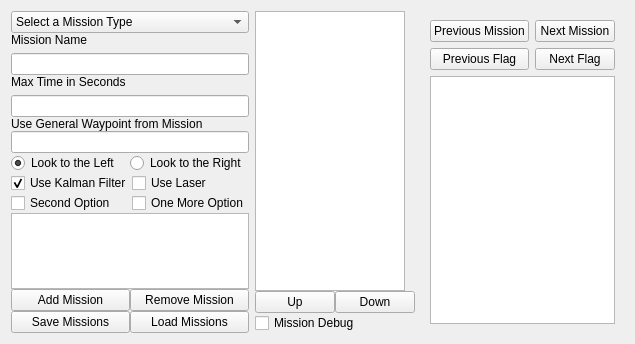
MagnusCaligo/robosub-2018, file RoboSub-2018/lib/GuiComponents/MissionCommander/Ui_MissionCommander/ui_missionCommander.ui: the form before one commit.
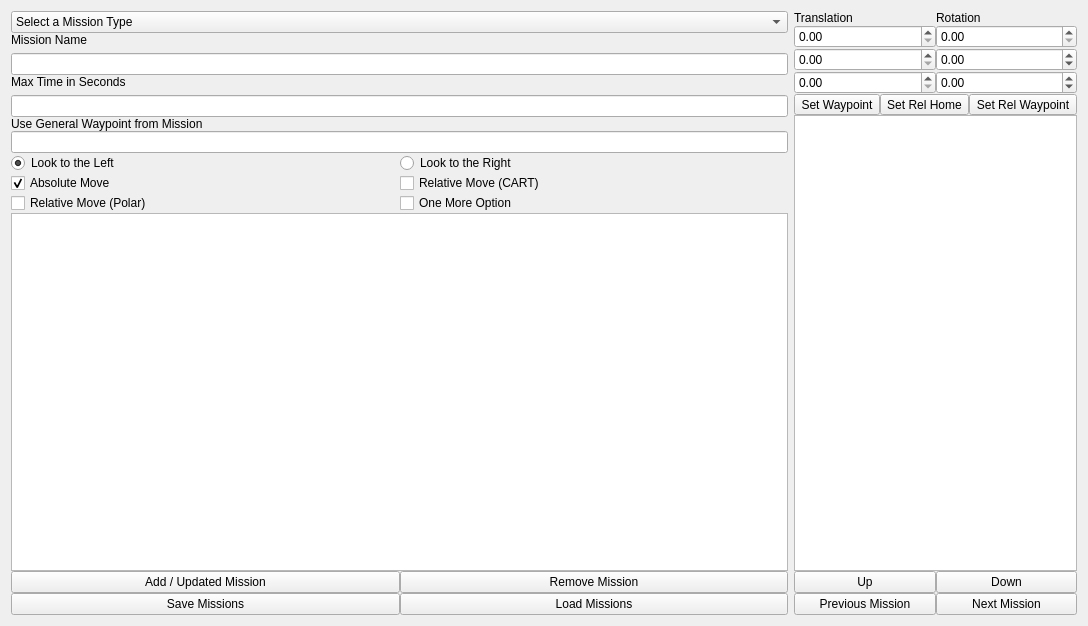
The form after the commit.

Commit message: Modified Mission Commander Widget for new Mission Planner Code

The edit to the form file:
```diff
--- a/RoboSub-2018/lib/GuiComponents/MissionCommander/Ui_MissionCommander/ui_missionCommander.ui
+++ b/RoboSub-2018/lib/GuiComponents/MissionCommander/Ui_MissionCommander/ui_missionCommander.ui
@@ -6,8 +6,8 @@
    <rect>
     <x>0</x>
     <y>0</y>
-    <width>601</width>
-    <height>344</height>
+    <width>1088</width>
+    <height>626</height>
    </rect>
   </property>
   <property name="windowTitle">
@@ -197,7 +197,7 @@
        <item row="2" column="0">
         <widget class="QCheckBox" name="checkBox_3">
          <property name="text">
-          <string>Second Option</string>
+          <string>Relative Move (Polar)</string>
          </property>
         </widget>
        </item>
@@ -211,14 +211,14 @@
        <item row="1" column="1">
         <widget class="QCheckBox" name="useLaser">
          <property name="text">
-          <string>Use Laser</string>
+          <string>Relative Move (CART)</string>
          </property>
         </widget>
        </item>
        <item row="1" column="0">
         <widget class="QCheckBox" name="useKalmanFilter">
          <property name="text">
-          <string>Use Kalman Filter</string>
+          <string>Absolute Move</string>
          </property>
          <property name="checked">
           <bool>true</bool>
@@ -297,7 +297,7 @@
        <item>
         <widget class="QPushButton" name="addMissionButton">
          <property name="text">
-          <string>Add Mission</string>
+          <string>Add / Updated Mission</string>
          </property>
         </widget>
        </item>
@@ -328,17 +328,164 @@
      </property>
      <item>
       <layout class="QVBoxLayout" name="verticalLayout_6">
+       <item>
+        <layout class="QHBoxLayout" name="horizontalLayout_7">
+         <property name="sizeConstraint">
+          <enum>QLayout::SetMinimumSize</enum>
+         </property>
+         <item>
+          <layout class="QVBoxLayout" name="verticalLayout_7">
+           <item>
+            <widget class="QLabel" name="label_4">
+             <property name="sizePolicy">
+              <sizepolicy hsizetype="Minimum" vsizetype="Fixed">
+               <horstretch>0</horstretch>
+               <verstretch>0</verstretch>
+              </sizepolicy>
+             </property>
+             <property name="text">
+              <string>Translation</string>
+             </property>
+            </widget>
+           </item>
+           <item>
+            <widget class="QDoubleSpinBox" name="northTranslation">
+             <property name="sizePolicy">
+              <sizepolicy hsizetype="Minimum" vsizetype="Fixed">
+               <horstretch>0</horstretch>
+               <verstretch>0</verstretch>
+              </sizepolicy>
+             </property>
+            </widget>
+           </item>
+           <item>
+            <widget class="QDoubleSpinBox" name="eastTranslation">
+             <property name="sizePolicy">
+              <sizepolicy hsizetype="Minimum" vsizetype="Fixed">
+               <horstretch>0</horstretch>
+               <verstretch>0</verstretch>
+              </sizepolicy>
+             </property>
+            </widget>
+           </item>
+           <item>
+            <widget class="QDoubleSpinBox" name="upTranslation">
+             <property name="sizePolicy">
+              <sizepolicy hsizetype="Minimum" vsizetype="Fixed">
+               <horstretch>0</horstretch>
+               <verstretch>0</verstretch>
+              </sizepolicy>
+             </property>
+            </widget>
+           </item>
+          </layout>
+         </item>
+         <item>
+          <layout class="QVBoxLayout" name="verticalLayout_5">
+           <item>
+            <widget class="QLabel" name="label_5">
+             <property name="sizePolicy">
+              <sizepolicy hsizetype="Minimum" vsizetype="Fixed">
+               <horstretch>0</horstretch>
+               <verstretch>0</verstretch>
+              </sizepolicy>
+             </property>
+             <property name="text">
+              <string>Rotation</string>
+             </property>
+            </widget>
+           </item>
+           <item>
+            <widget class="QDoubleSpinBox" name="yawRotation">
+             <property name="sizePolicy">
+              <sizepolicy hsizetype="Minimum" vsizetype="Fixed">
+               <horstretch>0</horstretch>
+               <verstretch>0</verstretch>
+              </sizepolicy>
+             </property>
+            </widget>
+           </item>
+           <item>
+            <widget class="QDoubleSpinBox" name="pitchRotation">
+             <property name="sizePolicy">
+              <sizepolicy hsizetype="Minimum" vsizetype="Fixed">
+               <horstretch>0</horstretch>
+               <verstretch>0</verstretch>
+              </sizepolicy>
+             </property>
+             <property name="minimum">
+              <double>-180.000000000000000</double>
+             </property>
+             <property name="maximum">
+              <double>180.000000000000000</double>
+             </property>
+            </widget>
+           </item>
+           <item>
+            <widget class="QDoubleSpinBox" name="rollRotation">
+             <property name="sizePolicy">
+              <sizepolicy hsizetype="Minimum" vsizetype="Fixed">
+               <horstretch>0</horstretch>
+               <verstretch>0</verstretch>
+              </sizepolicy>
+             </property>
+             <property name="minimum">
+              <double>-180.000000000000000</double>
+             </property>
+             <property name="maximum">
+              <double>180.000000000000000</double>
+             </property>
+            </widget>
+           </item>
+          </layout>
+         </item>
+        </layout>
+       </item>
+       <item>
+        <layout class="QHBoxLayout" name="horizontalLayout_8">
+         <item>
+          <widget class="QToolButton" name="setWaypointButton">
+           <property name="sizePolicy">
+            <sizepolicy hsizetype="Minimum" vsizetype="Fixed">
+             <horstretch>0</horstretch>
+             <verstretch>0</verstretch>
+            </sizepolicy>
+           </property>
+           <property name="text">
+            <string>Set Waypoint</string>
+           </property>
+          </widget>
+         </item>
+         <item>
+          <widget class="QToolButton" name="setRelativeHome">
+           <property name="text">
+            <string>Set Rel Home</string>
+           </property>
+          </widget>
+         </item>
+         <item>
+          <widget class="QToolButton" name="setRelativeWaypoint">
+           <property name="text">
+            <string>Set Rel Waypoint</string>
+           </property>
+          </widget>
+         </item>
+        </layout>
+       </item>
        <item>
         <widget class="QListWidget" name="missionListWidget">
+         <property name="enabled">
+          <bool>true</bool>
+         </property>
          <property name="sizePolicy">
-          <sizepolicy hsizetype="Fixed" vsizetype="Preferred">
+          <sizepolicy hsizetype="Preferred" vsizetype="Preferred">
            <horstretch>0</horstretch>
            <verstretch>0</verstretch>
           </sizepolicy>
          </property>
          <property name="maximumSize">
           <size>
-           <width>150</width>
+           <width>100050</width>
            <height>16777215</height>
           </size>
          </property>
@@ -363,64 +510,27 @@
         </layout>
        </item>
        <item>
-        <widget class="QCheckBox" name="missionDebugCheckbox">
-         <property name="text">
-          <string>Mission Debug</string>
-         </property>
-        </widget>
+        <layout class="QHBoxLayout" name="horizontalLayout_9">
+         <item>
+          <widget class="QPushButton" name="previousMissionButton">
+           <property name="text">
+            <string>Previous Mission</string>
+           </property>
+          </widget>
+         </item>
+         <item>
+          <widget class="QPushButton" name="nextMissionButton">
+           <property name="text">
+            <string>Next Mission</string>
+           </property>
+          </widget>
+         </item>
+        </layout>
        </item>
       </layout>
      </item>
     </layout>
    </item>
-   <item>
-    <widget class="QWidget" name="missionDebugWidget" native="true">
-     <property name="enabled">
-      <bool>true</bool>
-     </property>
-     <layout class="QVBoxLayout" name="verticalLayout_4">
-      <item>
-       <layout class="QVBoxLayout" name="debugTestingLayout">
-        <item>
-         <layout class="QGridLayout" name="gridLayout_3">
-          <item row="0" column="1">
-           <widget class="QPushButton" name="nextMissionButton">
-            <property name="text">
-             <string>Next Mission</string>
-            </property>
-           </widget>
-          </item>
-          <item row="0" column="0">
-           <widget class="QPushButton" name="previousMissionButton">
-            <property name="text">
-             <string>Previous Mission</string>
-            </property>
-           </widget>
-          </item>
-          <item row="1" column="1">
-           <widget class="QPushButton" name="nextFlagButtion">
-            <property name="text">
-             <string>Next Flag</string>
-            </property>
-           </widget>
-          </item>
-          <item row="1" column="0">
-           <widget class="QPushButton" name="previousFlagButton">
-            <property name="text">
-             <string>Previous Flag</string>
-            </property>
-           </widget>
-          </item>
-         </layout>
-        </item>
-        <item>
-         <widget class="QPlainTextEdit" name="missionDebugOutput"/>
-        </item>
-       </layout>
-      </item>
-     </layout>
-    </widget>
-   </item>
   </layout>
  </widget>
  <resources/>
```
Left out of the diff: 19 changed lines with no effect on the pictures. The commit also changes 2 other files.
